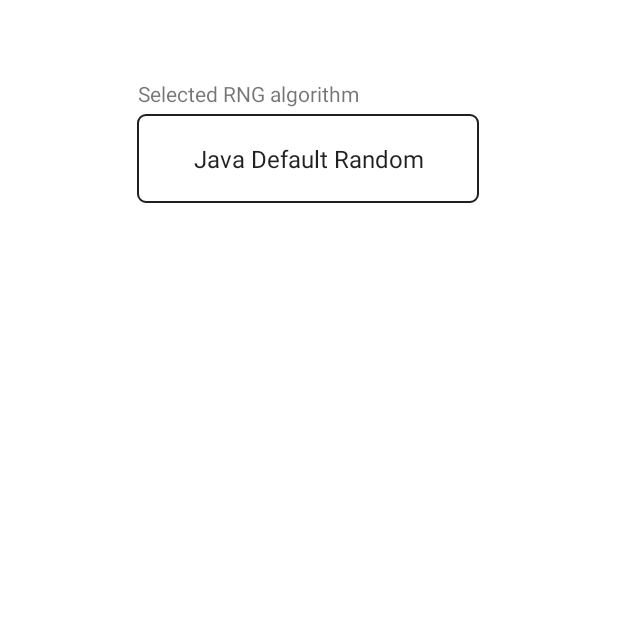
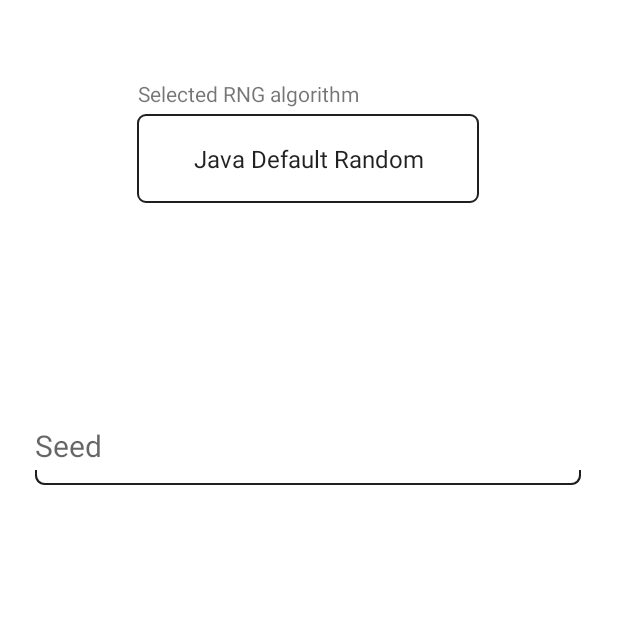
Before and after one commit to Lucadesantos/UnRandomCasino, an Android app: the Settings screen opened directly, with no data from a screen before it, on a phone screen of 412 x 824 dp, the top half of it. Run offline under Robolectric (Android 15) with nearby library versions, the light colour scheme and no system bars.

Commit message:
Added seed setting

```diff
--- a/app/src/main/java/com/example/unrandomcasino/Settings.java
+++ b/app/src/main/java/com/example/unrandomcasino/Settings.java
@@ -14,7 +14,7 @@ public class Settings extends AppCompatActivity {
     @Override
     protected void onCreate(Bundle savedInstanceState) {
         super.onCreate(savedInstanceState);
-        setContentView(R.layout.activity_rng_parameters);
+        setContentView(R.layout.activity_settings);
 
         Spinner choice = findViewById(R.id.RNG);
         choice.setSelection(Perso.selectPos);
--- a/app/src/main/res/drawable/editstyle.xml
+++ b/app/src/main/res/drawable/editstyle.xml
@@ -1,6 +1,5 @@
 <?xml version="1.0" encoding="utf-8"?>
 <layer-list xmlns:android="http://schemas.android.com/apk/res/android" >
-
     <item>
         <shape>
             <stroke android:color="@color/primary_dark" android:width="1dp"/>
--- a/app/src/main/res/layout/activity_rng_parameters.xml
+++ b/app/src/main/res/layout/activity_settings.xml
@@ -5,6 +5,21 @@
     android:layout_width="match_parent"
     android:layout_height="match_parent"
     tools:context=".Settings">
+
+    <EditText
+        android:id="@+id/bet3"
+        android:layout_width="364dp"
+        android:layout_height="52dp"
+        android:layout_marginTop="136dp"
+        android:background="@drawable/editstyle"
+        android:digits="0123456789"
+        android:hint="Seed"
+        android:inputType="number"
+        android:textSize="20dp"
+        app:layout_constraintEnd_toEndOf="parent"
+        app:layout_constraintHorizontal_bias="0.489"
+        app:layout_constraintStart_toStartOf="parent"
+        app:layout_constraintTop_toBottomOf="@+id/RNG" />
 
     <Spinner
         android:id="@+id/RNG"
@@ -32,4 +47,5 @@
         app:layout_constraintEnd_toEndOf="parent"
         app:layout_constraintHorizontal_bias="0.347"
         app:layout_constraintStart_toStartOf="parent" />
+
 </androidx.constraintlayout.widget.ConstraintLayout>
```
Also changed, not shown: app/src/main/res/layout/activity_main.xml (+6 -6 lines).
